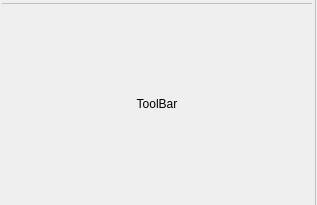
Before: the Qt Designer form core/ui/RibbonButtonGroup.ui in KROIA/RibbonWidget, drawn with Qt 5.
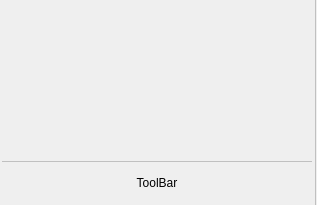
After: the same form once the commit is applied.

Diff of the .ui file:
```diff
--- a/core/ui/RibbonButtonGroup.ui
+++ b/core/ui/RibbonButtonGroup.ui
@@ -30,7 +30,7 @@
     <number>0</number>
    </property>
    <item row="0" column="0">
-    <layout class="QVBoxLayout" name="verticalLayout">
+    <layout class="QVBoxLayout" name="verticalLayout" stretch="4,0,1">
      <property name="spacing">
       <number>0</number>
      </property>
```
